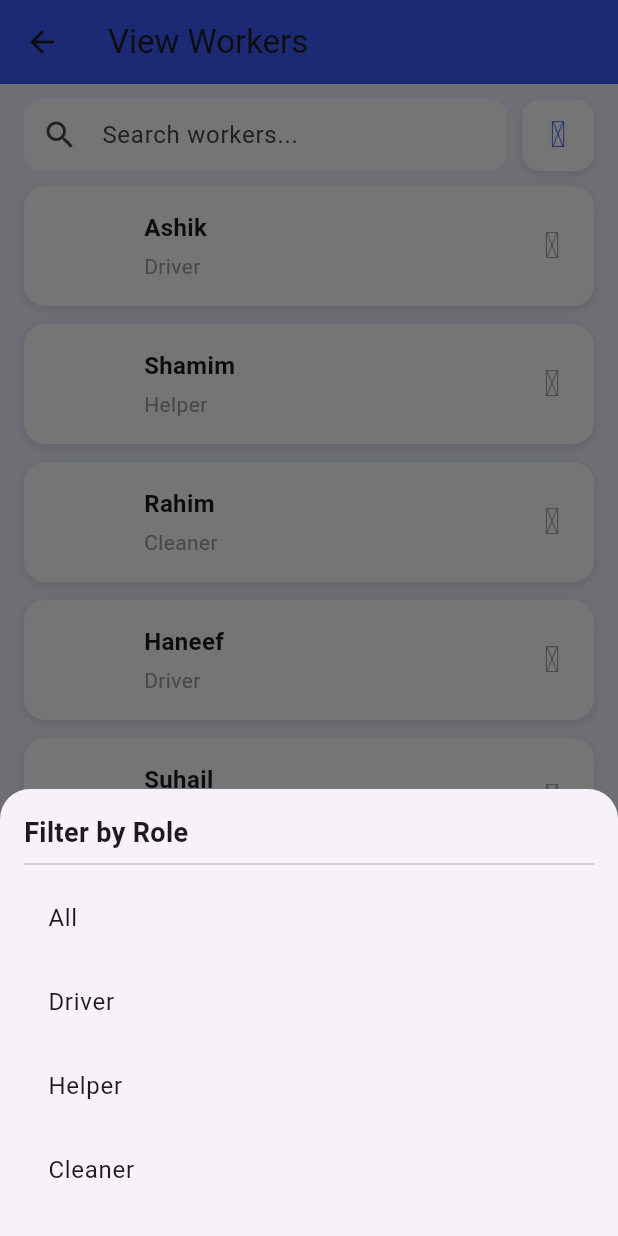
After one commit to shahinshpbr10/TraceAdmin, a Flutter app: the ViewWorkersPage screen opened directly, after a tap on an icon or button, on a phone screen of 412 x 824 dp. The commit adds this screen. Run offline on Flutter 3.47's test engine with Material 3 defaults, Android fonts, the phone set to English and light mode, and no system bars; our stand-ins replace cloud_firestore, file_picker, firebase_auth, firebase_core, fl_chart, flutter_svg and 2 more; accounts and stored records are empty.

Commit message:
view worker page

```diff
--- a/lib/Pages/homepage.dart
+++ b/lib/Pages/homepage.dart
@@ -1,5 +1,6 @@
 import 'package:admin/Common/text_styles.dart';
 import 'package:admin/Pages/addworkerts%20page.dart';
+import 'package:admin/Pages/viewworkers.dart';
 import 'package:cloud_firestore/cloud_firestore.dart';
 import 'package:firebase_auth/firebase_auth.dart';
 import 'package:flutter/cupertino.dart';
@@ -374,7 +375,12 @@ Widget buildHomeUI(BuildContext context, String username, String profilePic) {
                               ),
                             ],
                           ),
-                          Text("View all",style: AppTextStyles.caption.copyWith(color: Colors.white),)
+                          GestureDetector(onTap: () {
+                            Navigator.of(context).push(CupertinoPageRoute(builder: (context) {
+                              return ViewWorkersPage();
+                            },));
+                          },
+                              child: Text("View all",style: AppTextStyles.caption.copyWith(color: Colors.white),))
                         ],
                       ),
                     ),
--- /dev/null
+++ b/lib/Pages/viewworkers.dart
@@ -0,0 +1,203 @@
+import 'package:flutter/material.dart';
+import 'package:iconsax/iconsax.dart';
+
+class ViewWorkersPage extends StatefulWidget {
+  const ViewWorkersPage({super.key});
+
+  @override
+  State<ViewWorkersPage> createState() => _ViewWorkersPageState();
+}
+
+class _ViewWorkersPageState extends State<ViewWorkersPage> {
+  final TextEditingController _searchController = TextEditingController();
+
+  // Sample worker data (can be replaced with Firebase)
+  List<Map<String, String>> workers = [
+    {"name": "Ashik", "role": "Driver"},
+    {"name": "Shamim", "role": "Helper"},
+    {"name": "Rahim", "role": "Cleaner"},
+    {"name": "Haneef", "role": "Driver"},
+    {"name": "Suhail", "role": "Helper"},
+  ];
+
+  String? filterRole;
+
+  void _showFilterSheet() {
+    showModalBottomSheet(
+      context: context,
+      shape: const RoundedRectangleBorder(
+        borderRadius: BorderRadius.vertical(top: Radius.circular(20)),
+      ),
+      builder: (_) {
+        return Padding(
+          padding: const EdgeInsets.all(16.0),
+          child: Wrap(
+            children: [
+              const Text(
+                "Filter by Role",
+                style: TextStyle(fontWeight: FontWeight.bold, fontSize: 18),
+              ),
+              const Divider(),
+              ListTile(
+                title: const Text("All"),
+                onTap: () {
+                  setState(() => filterRole = null);
+                  Navigator.pop(context);
+                },
+              ),
+              ListTile(
+                title: const Text("Driver"),
+                onTap: () {
+                  setState(() => filterRole = "Driver");
+                  Navigator.pop(context);
+                },
+              ),
+              ListTile(
+                title: const Text("Helper"),
+                onTap: () {
+                  setState(() => filterRole = "Helper");
+                  Navigator.pop(context);
+                },
+              ),
+              ListTile(
+                title: const Text("Cleaner"),
+                onTap: () {
+                  setState(() => filterRole = "Cleaner");
+                  Navigator.pop(context);
+                },
+              ),
+            ],
+          ),
+        );
+      },
+    );
+  }
+
+  List<Map<String, String>> get filteredWorkers {
+    String search = _searchController.text.toLowerCase();
+    return workers.where((worker) {
+      final matchesRole = filterRole == null || worker['role'] == filterRole;
+      final matchesSearch =
+      worker['name']!.toLowerCase().contains(search);
+      return matchesRole && matchesSearch;
+    }).toList();
+  }
+
+  @override
+  Widget build(BuildContext context) {
+    return Scaffold(
+      backgroundColor: const Color(0xFFEEF3FF),
+      appBar: AppBar(
+        backgroundColor: const Color(0xFF3D5AFE),
+        title: const Text("View Workers"),
+        elevation: 0,
+      ),
+      body: Column(
+        children: [
+          // Search + Filter Row
+          Padding(
+            padding: const EdgeInsets.symmetric(horizontal: 16, vertical: 10),
+            child: Row(
+              children: [
+                Expanded(
+                  child: TextField(
+                    controller: _searchController,
+                    onChanged: (_) => setState(() {}),
+                    decoration: InputDecoration(
+                      hintText: "Search workers...",
+                      prefixIcon: const Icon(Icons.search),
+                      filled: true,
+                      fillColor: Colors.white,
+                      contentPadding:
+                      const EdgeInsets.symmetric(horizontal: 16),
+                      border: OutlineInputBorder(
+                        borderRadius: BorderRadius.circular(12),
+                        borderSide: BorderSide.none,
+                      ),
+                    ),
+                  ),
+                ),
+                const SizedBox(width: 10),
+                Container(
+                  height: 48,
+                  width: 48,
+                  decoration: BoxDecoration(
+                    color: Colors.white,
+                    borderRadius: BorderRadius.circular(12),
+                    boxShadow: [
+                      BoxShadow(
+                        color: Colors.black12,
+                        blurRadius: 4,
+                        offset: const Offset(0, 2),
+                      ),
+                    ],
+                  ),
+                  child: IconButton(
+                    icon: const Icon(Iconsax.setting_4,
+                        color: Color(0xFF3D5AFE)),
+                    onPressed: _showFilterSheet,
+                  ),
+                ),
+              ],
+            ),
+          ),
+
+          // Worker List
+          Expanded(
+            child: ListView.builder(
+              padding: const EdgeInsets.symmetric(horizontal: 16),
+              itemCount: filteredWorkers.length,
+              itemBuilder: (context, index) {
+                final worker = filteredWorkers[index];
+                return Container(
+                  margin: const EdgeInsets.only(bottom: 12),
+                  padding: const EdgeInsets.all(16),
+                  decoration: BoxDecoration(
+                    color: Colors.white,
+                    borderRadius: BorderRadius.circular(14),
+                    boxShadow: [
+                      BoxShadow(
+                        color: Colors.black12,
+                        blurRadius: 6,
+                        offset: const Offset(0, 2),
+                      ),
+                    ],
+                  ),
+                  child: Row(
+                    children: [
+                      const CircleAvatar(
+                        radius: 24,
+                        backgroundColor: Colors.white,
+                        backgroundImage: AssetImage("assets/images/worker.png"),
+                      ),
+                      const SizedBox(width: 16),
+                      Expanded(
+                        child: Column(
+                          crossAxisAlignment: CrossAxisAlignment.start,
+                          children: [
+                            Text(
+                              worker['name']!,
+                              style: const TextStyle(
+                                  fontSize: 16, fontWeight: FontWeight.w600),
+                            ),
+                            const SizedBox(height: 4),
+                            Text(
+                              worker['role']!,
+                              style: const TextStyle(
+                                  color: Colors.grey, fontSize: 14),
+                            ),
+                          ],
+                        ),
+                      ),
+                      const Icon(Iconsax.arrow_right_34, color: Colors.grey)
+                    ],
+                  ),
+                );
+              },
+            ),
+          )
+        ],
+      ),
+    );
+  }
+}
```
